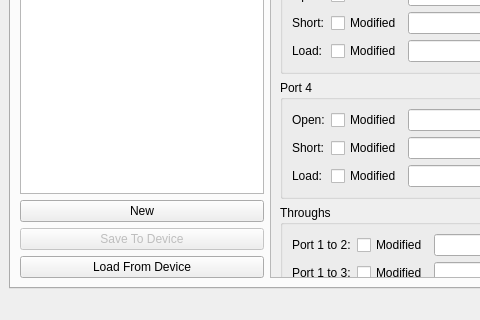
Qt form Software/LibreCAL-GUI/main.ui (jankae/LibreCAL) before a commit; both pictures show x 0 to 480 and y 368 to 688 of the 1023 by 688 pixel window.
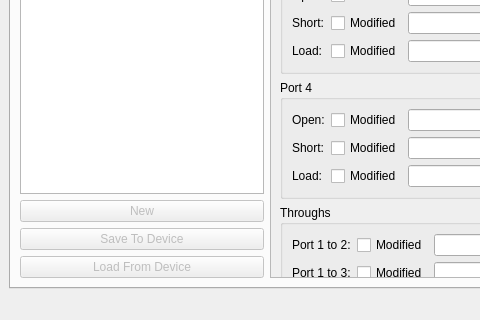
The same form after that commit. The open tabs and pages were chosen to show the change. Icons and pictures are not drawn. Custom widgets are drawn as their Qt base class.

Commit message: disable buttons when device disconnected

```diff
--- a/Software/LibreCAL-GUI/main.ui
+++ b/Software/LibreCAL-GUI/main.ui
@@ -268,6 +268,9 @@
            <layout class="QVBoxLayout" name="verticalLayout_6">
             <item>
              <widget class="QPushButton" name="newCoefficient">
+              <property name="enabled">
+               <bool>false</bool>
+              </property>
               <property name="text">
                <string>New</string>
               </property>
@@ -292,6 +295,9 @@
             </item>
             <item>
              <widget class="QPushButton" name="loadCoefficients">
+              <property name="enabled">
+               <bool>false</bool>
+              </property>
               <property name="text">
                <string>Load From Device</string>
               </property>
```
Left out of the diff: 4 changed lines with no effect on the pictures. The commit also changes 1 other file.
